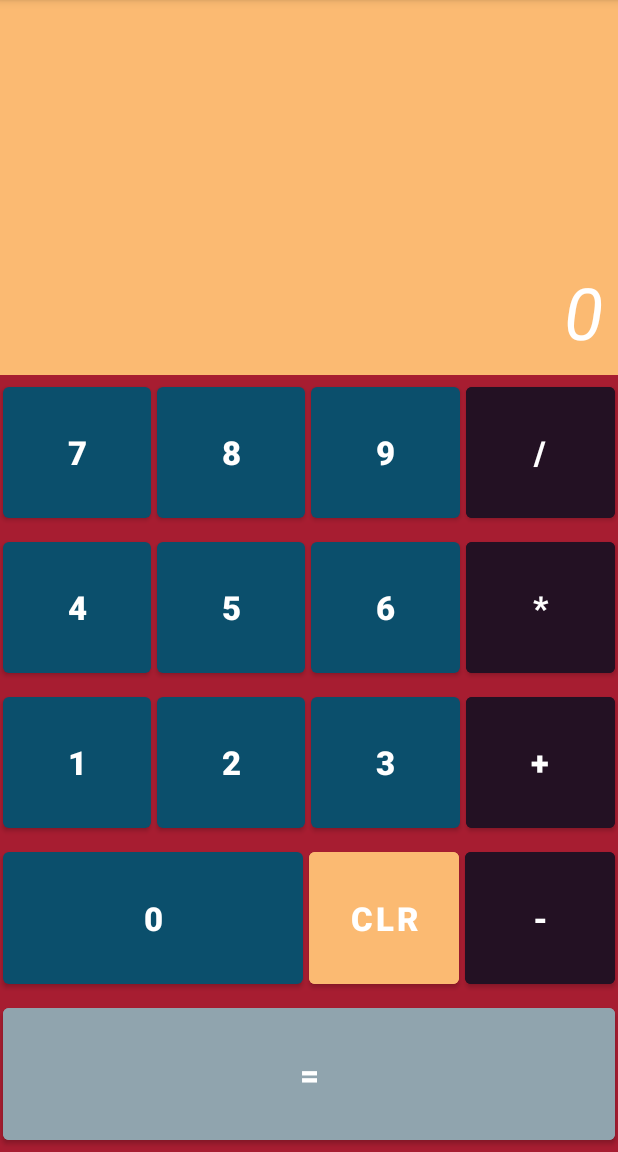
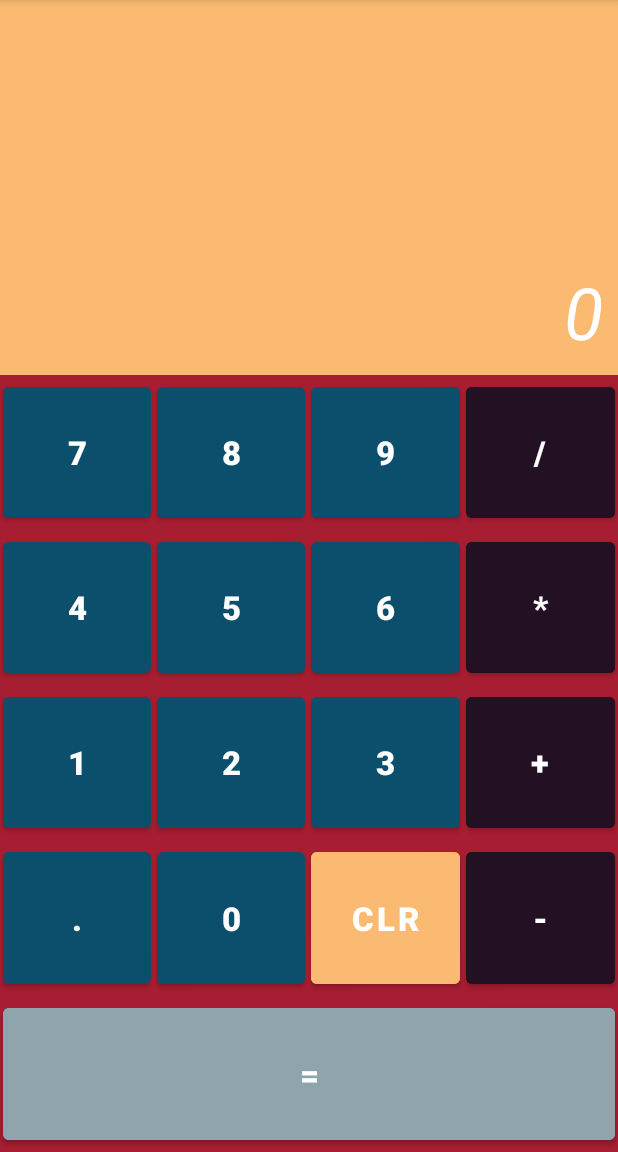
Before and after one commit to Stalkerfish/TheCalculatorApp, an Android app: the screen it shows after launch (MainActivity), on a phone screen of 412 x 824 dp, the part 84-1236 px from its top. Run offline under Robolectric (Android 15) with nearby library versions, the phone set to English and light mode, and no system bars.

Commit message:
Add a new button (dot):
later on, we want to use floating points, as we have divide operators
so we need a dot button to make this functionality smoother to the user

right now we have a problem: it is possible to add multiple dots in the number, iI don't know how to deal with that yet

```diff
--- a/app/src/main/res/layout/activity_main.xml
+++ b/app/src/main/res/layout/activity_main.xml
@@ -203,6 +203,18 @@
         >
 
         <Button
+            android:id="@+id/btnDot"
+            android:layout_width="0dp"
+            android:layout_height="match_parent"
+            android:layout_margin="2dp"
+            android:textSize="22sp"
+            android:textColor="@color/white"
+            android:textStyle="bold"
+            android:layout_weight="1"
+            android:onClick="onDecimalPoint"
+            android:text="@string/Dot" />
+
+        <Button
             android:id="@+id/btnZero"
             android:layout_width="0dp"
             android:layout_height="match_parent"
@@ -210,7 +222,7 @@
             android:textSize="22sp"
             android:textColor="@color/white"
             android:textStyle="bold"
-            android:layout_weight="2"
+            android:layout_weight="1"
             android:onClick="onDigit"
             android:text="@string/_0" />
 
--- a/app/src/main/res/values/strings.xml
+++ b/app/src/main/res/values/strings.xml
@@ -17,4 +17,5 @@
     <string name="Minus">-</string>
     <string name="Equals">=</string>
     <string name="result">0</string>
+    <string name="Dot">.</string>
 </resources>
```
Also changed, not shown: app/src/main/java/com/stalkerfish/thecalculator/MainActivity.kt (+19 -5 lines).
